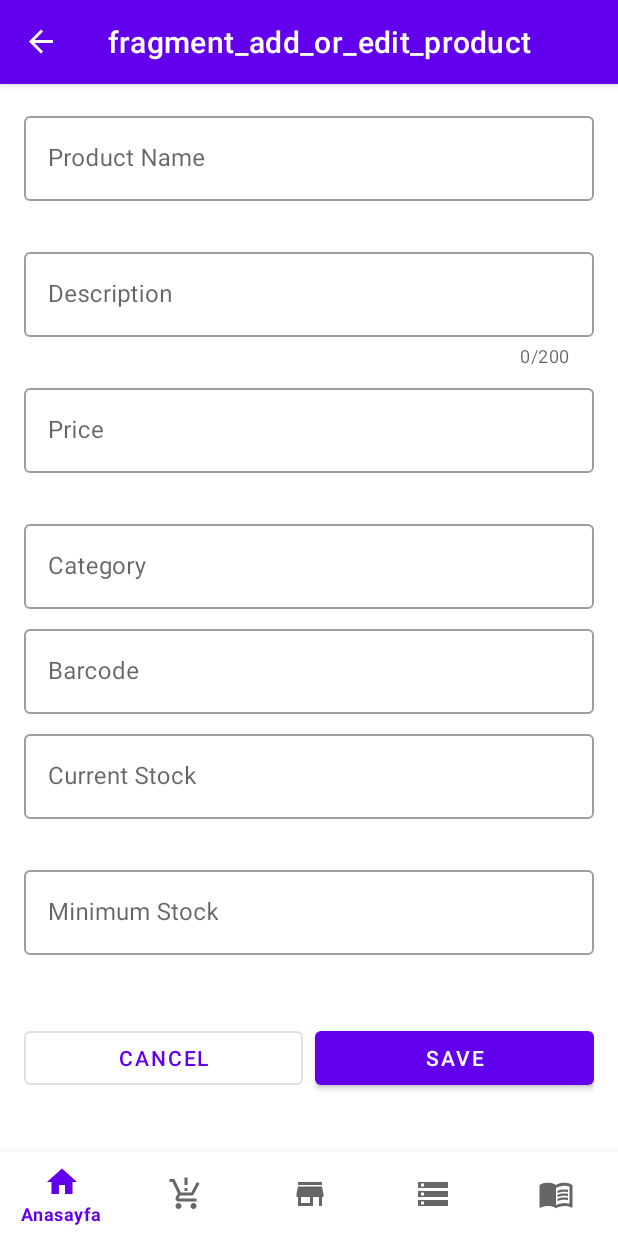
After one commit to burakbasarann/Convenience_store_stock_management, an Android app: the AddOrEditProductFragment screen opened through its navigation route, on a phone screen of 412 x 824 dp. The commit adds this screen. Run offline under Robolectric (Android 15) with nearby library versions, the phone set to English and light mode, and no system bars; our stand-ins replace Dagger/Hilt's generated code, Room's generated code, navigation-ui.

Commit message:
Added AddOrEditProduct logic Review RoomDb product

```diff
--- a/app/src/main/java/com/basaran/casestudy/data/model/Transaction.kt
+++ b/app/src/main/java/com/basaran/casestudy/data/model/Transaction.kt
@@ -2,7 +2,6 @@ package com.basaran.casestudy.data.model
 
 import androidx.room.Entity
 import androidx.room.PrimaryKey
-import java.util.Date
 
 @Entity(tableName = "transactions")
 data class Transaction(
--- a/app/src/main/java/com/basaran/casestudy/repository/ProductRepository.kt
+++ b/app/src/main/java/com/basaran/casestudy/repository/ProductRepository.kt
@@ -1,24 +1,14 @@
 package com.basaran.casestudy.repository
 
 import com.basaran.casestudy.data.model.Product
-import javax.inject.Inject
+import kotlinx.coroutines.flow.Flow
 
-class ProductRepository @Inject constructor() {   //TODO Tum mock datalar tasinabilir bir incelenecek, roomdb aktif kullanilacak
-
-    private val mockProducts = listOf(
-        Product(1, "Ülker Çikolatalı Gofret", "", 15.0, "Atıştırmalık", "123456", 1, 2, 10),
-        Product(2, "Su", "0.5L Doğal Su", 5.0, "İçecek", "654321", 2, 3, 10),
-        Product(3, "Pepsi", "0.33L Pepsi", 8.0, "İçecek", "111213", 2, 3, 10),
-        Product(4, "Coca Cola", "0.33L Coca Cola", 8.0, "İçecek", "141516", 2, 3, 10),
-        Product(5, "Bisküvi", "Yulaflı Bisküvi", 7.5, "Atıştırmalık", "789012", 1, 2, 10),
-        Product(6, "Çikolata", "Sütlü Çikolata", 12.0, "Tatlı", "192021", 1, 2, 10),
-        Product(7, "Elma", "Taze Elma", 4.0, "Meyve", "222324", 3, 4, 10),
-        Product(8, "Armut", "Taze Armut", 4.5, "Meyve", "252627", 3, 4, 10),
-        Product(9, "Kola", "0.5L Kola", 6.0, "İçecek", "282930", 2, 3, 10),
-        Product(10, "Ayran", "200ml Ayran", 3.0, "İçecek", "313233", 2, 3, 10)
-    )
-
-    fun getAllProducts(): List<Product> {
-        return mockProducts
-    }
+interface ProductRepository {
+    suspend fun insertProduct(product: Product)
+    suspend fun updateProduct(product: Product)
+    suspend fun deleteProduct(product: Product)
+    fun getAllProducts(): Flow<List<Product>>
+    suspend fun getProductById(productId: Long): Product?
+    fun searchProducts(query: String): Flow<List<Product>>
+    suspend fun seedInitialData()
 }
--- /dev/null
+++ b/app/src/main/java/com/basaran/casestudy/ui/products/addeditproduct/AddOrEditProductFragment.kt
@@ -0,0 +1,139 @@
+package com.basaran.casestudy.ui.products.addeditproduct
+
+import android.os.Bundle
+import androidx.fragment.app.Fragment
+import android.view.LayoutInflater
+import android.view.View
+import android.view.ViewGroup
+import android.widget.Toast
+import androidx.core.view.isVisible
+import androidx.fragment.app.viewModels
+import androidx.lifecycle.lifecycleScope
+import androidx.navigation.fragment.findNavController
+import com.basaran.casestudy.data.model.Product
+import com.basaran.casestudy.databinding.FragmentAddOrEditProductBinding
+import com.basaran.casestudy.utils.UiState
+import dagger.hilt.android.AndroidEntryPoint
+import kotlinx.coroutines.launch
+
+
+@AndroidEntryPoint
+class AddOrEditProductFragment : Fragment() {
+
+    private var _binding: FragmentAddOrEditProductBinding? = null
+    private val binding get() = _binding!!
+
+    private val viewModel: AddOrEditProductViewModel by viewModels()
+
+    override fun onCreateView(
+        inflater: LayoutInflater,
+        container: ViewGroup?,
+        savedInstanceState: Bundle?
+    ): View {
+        _binding = FragmentAddOrEditProductBinding.inflate(inflater, container, false)
+        return binding.root
+    }
+
+    override fun onViewCreated(view: View, savedInstanceState: Bundle?) {
+        super.onViewCreated(view, savedInstanceState)
+
+        setupViews()
+        observeViewModel()
+        handleProductData()
+    }
+
+    private fun setupViews() {
+        binding.apply {
+            saveButton.setOnClickListener {
+                saveProduct()
+            }
+            cancelButton.setOnClickListener {
+                findNavController().navigateUp()
+            }
+        }
+    }
+
+    private fun observeViewModel() {
+        lifecycleScope.launch {
+            viewModel.state.collect { state ->
+                when (state) {
+                    is UiState.Success -> {
+                        showLoading(false)
+                        handleSuccess()
+                    }
+                    is UiState.Loading -> {
+                        showLoading(true)
+                    }
+                    is UiState.Error ->  {
+                        showLoading(false)
+                        showError(state.message)
+                    }
+                    is UiState.Idle -> {}
+                }
+            }
+
+        }
+        lifecycleScope.launch {
+            viewModel.validationErrors.collect { errors ->
+                showValidationErrors(errors)
+            }
+        }
+    }
+
+    private fun handleProductData() {
+
+    }
+
+    private fun saveProduct() {
+        binding.apply {
+            val name = productNameEditText.text.toString()
+            val description = productDescriptionEditText.text.toString()
+            val price = productPriceEditText.text.toString().toDoubleOrNull() ?: 0.0
+            val category = productCategoryEditText.text.toString()
+            val barcode = productBarcodeEditText.text.toString()
+            val currentStock = productStockEditText.text.toString().toIntOrNull() ?: 0
+            val minStock = productMinStockEditText.text.toString().toIntOrNull() ?: 0
+
+            val product = Product(
+                name = name,
+                description = description,
+                price = price,
+                category = category,
+                barcode = barcode,
+                supplierId = 0L,
+                currentStock = currentStock,
+                minStock = minStock
+            )
+            viewModel.saveProduct(product)
+        }
+    }
+
+
+    private fun showLoading(isLoading: Boolean) {
+        binding.progressBar.isVisible = isLoading
+        binding.saveButton.isEnabled = !isLoading
+    }
+
+    private fun handleSuccess() {
+        findNavController().navigateUp()
+    }
+
+    private fun showError(message: String) {
+        Toast.makeText(requireContext(), message, Toast.LENGTH_SHORT).show()
+    }
+
+    private fun showValidationErrors(errors: Set<AddOrEditProductViewModel.ValidationError>) {
+        binding.apply {
+            productNameInput.error = errors.find { it.field == AddOrEditProductViewModel.Field.NAME }?.message
+            productPriceInput.error = errors.find { it.field == AddOrEditProductViewModel.Field.PRICE }?.message
+            productCategoryInput.error = errors.find { it.field == AddOrEditProductViewModel.Field.CATEGORY }?.message
+            productBarcodeInput.error = errors.find { it.field == AddOrEditProductViewModel.Field.BARCODE }?.message
+            productMinStockInput.error = errors.find { it.field == AddOrEditProductViewModel.Field.MIN_STOCK }?.message
+        }
+    }
+
+    override fun onDestroyView() {
+        super.onDestroyView()
+        _binding = null
+    }
+}
--- /dev/null
+++ b/app/src/main/java/com/basaran/casestudy/utils/UiState.kt
@@ -0,0 +1,8 @@
+package com.basaran.casestudy.utils
+
+sealed class UiState {
+    data object Success : UiState()
+    data object Loading : UiState()
+    data object Idle : UiState()
+    data class Error(val message: String) : UiState()
+}
--- /dev/null
+++ b/app/src/main/res/drawable/ic_add.xml
@@ -0,0 +1,5 @@
+<vector xmlns:android="http://schemas.android.com/apk/res/android" android:height="24dp" android:tint="#000000" android:viewportHeight="24" android:viewportWidth="24" android:width="24dp">
+
+    <path android:fillColor="@android:color/white" android:pathData="M19,13h-6v6h-2v-6H5v-2h6V5h2v6h6v2z"/>
+
+</vector>
--- /dev/null
+++ b/app/src/main/res/drawable/ic_edit.xml
@@ -0,0 +1,5 @@
+<vector xmlns:android="http://schemas.android.com/apk/res/android" android:height="24dp" android:tint="#000000" android:viewportHeight="24" android:viewportWidth="24" android:width="24dp">
+
+    <path android:fillColor="@android:color/white" android:pathData="M3,17.25V21h3.75L17.81,9.94l-3.75,-3.75L3,17.25zM20.71,7.04c0.39,-0.39 0.39,-1.02 0,-1.41l-2.34,-2.34c-0.39,-0.39 -1.02,-0.39 -1.41,0l-1.83,1.83 3.75,3.75 1.83,-1.83z"/>
+
+</vector>
--- /dev/null
+++ b/app/src/main/res/layout/fragment_add_or_edit_product.xml
@@ -0,0 +1,167 @@
+<?xml version="1.0" encoding="utf-8"?>
+<FrameLayout xmlns:android="http://schemas.android.com/apk/res/android"
+    xmlns:app="http://schemas.android.com/apk/res-auto"
+    xmlns:tools="http://schemas.android.com/tools"
+    android:layout_width="match_parent"
+    android:layout_height="match_parent"
+    tools:context=".ui.products.addeditproduct.AddOrEditProductFragment">
+
+    <ScrollView
+        android:layout_width="match_parent"
+        android:layout_height="match_parent"
+        android:fillViewport="true">
+
+        <LinearLayout
+            android:layout_width="match_parent"
+            android:layout_height="wrap_content"
+            android:orientation="vertical"
+            android:padding="16dp">
+
+            <com.google.android.material.textfield.TextInputLayout
+                android:id="@+id/productNameInput"
+                style="@style/Widget.MaterialComponents.TextInputLayout.OutlinedBox"
+                android:layout_width="match_parent"
+                android:layout_height="wrap_content"
+                android:hint="@string/product_name"
+                app:errorEnabled="true">
+
+                <com.google.android.material.textfield.TextInputEditText
+                    android:id="@+id/productNameEditText"
+                    android:layout_width="match_parent"
+                    android:layout_height="wrap_content"
+                    android:inputType="textCapWords"
+                    android:maxLines="1" />
+            </com.google.android.material.textfield.TextInputLayout>
+
+            <com.google.android.material.textfield.TextInputLayout
+                android:id="@+id/productDescriptionInput"
+                style="@style/Widget.MaterialComponents.TextInputLayout.OutlinedBox"
+                android:layout_width="match_parent"
+                android:layout_height="wrap_content"
+                android:layout_marginTop="8dp"
+                android:hint="@string/description"
+                app:counterEnabled="true"
+                app:counterMaxLength="200">
+
+                <com.google.android.material.textfield.TextInputEditText
+                    android:id="@+id/productDescriptionEditText"
+                    android:layout_width="match_parent"
+                    android:layout_height="wrap_content"
+                    android:inputType="textMultiLine"
+                    android:maxLines="3" />
+            </com.google.android.material.textfield.TextInputLayout>
+
+            <com.google.android.material.textfield.TextInputLayout
+                android:id="@+id/productPriceInput"
+                style="@style/Widget.MaterialComponents.TextInputLayout.OutlinedBox"
+                android:layout_width="match_parent"
+                android:layout_height="wrap_content"
+                android:layout_marginTop="8dp"
+                android:hint="@string/price"
+                app:errorEnabled="true"
+                app:prefixText="@string/currency_symbol">
+
+                <com.google.android.material.textfield.TextInputEditText
+                    android:id="@+id/productPriceEditText"
+                    android:layout_width="match_parent"
+                    android:layout_height="wrap_content"
+                    android:inputType="numberDecimal" />
+            </com.google.android.material.textfield.TextInputLayout>
+
+            <com.google.android.material.textfield.TextInputLayout
+                android:id="@+id/productCategoryInput"
+                style="@style/Widget.MaterialComponents.TextInputLayout.OutlinedBox"
+                android:layout_width="match_parent"
+                android:layout_height="wrap_content"
+                android:layout_marginTop="8dp"
+                android:hint="@string/category">
+
+                <com.google.android.material.textfield.TextInputEditText
+                    android:id="@+id/productCategoryEditText"
+                    android:layout_width="match_parent"
+                    android:layout_height="wrap_content" />
+            </com.google.android.material.textfield.TextInputLayout>
+
+            <com.google.android.material.textfield.TextInputLayout
+                android:id="@+id/productBarcodeInput"
+                style="@style/Widget.MaterialComponents.TextInputLayout.OutlinedBox"
+                android:layout_width="match_parent"
+                android:layout_height="wrap_content"
+                android:layout_marginTop="8dp"
+                android:hint="@string/barcode">
+
+                <com.google.android.material.textfield.TextInputEditText
+                    android:id="@+id/productBarcodeEditText"
+                    android:layout_width="match_parent"
+                    android:layout_height="wrap_content"
+                    android:inputType="number" />
+            </com.google.android.material.textfield.TextInputLayout>
+
+            <com.google.android.material.textfield.TextInputLayout
+                android:id="@+id/productStockInput"
+                style="@style/Widget.MaterialComponents.TextInputLayout.OutlinedBox"
+                android:layout_width="match_parent"
+                android:layout_height="wrap_content"
+                android:layout_marginTop="8dp"
+                android:hint="@string/current_stock"
+                app:errorEnabled="true">
+
+                <com.google.android.material.textfield.TextInputEditText
+                    android:id="@+id/productStockEditText"
+                    android:layout_width="match_parent"
+                    android:layout_height="wrap_content"
+                    android:inputType="number" />
+            </com.google.android.material.textfield.TextInputLayout>
+
+            <com.google.android.material.textfield.TextInputLayout
+                android:id="@+id/productMinStockInput"
+                style="@style/Widget.MaterialComponents.TextInputLayout.OutlinedBox"
+                android:layout_width="match_parent"
+                android:layout_height="wrap_content"
+                android:layout_marginTop="8dp"
+                android:hint="@string/min_stock"
+                app:errorEnabled="true">
+
+                <com.google.android.material.textfield.TextInputEditText
+                    android:id="@+id/productMinStockEditText"
+                    android:layout_width="match_parent"
+                    android:layout_height="wrap_content"
+                    android:inputType="number" />
+            </com.google.android.material.textfield.TextInputLayout>
+
+            <LinearLayout
+                android:layout_width="match_parent"
+                android:layout_height="wrap_content"
+                android:layout_marginTop="24dp"
+                android:orientation="horizontal"
+                android:weightSum="2">
+
+                <Button
+                    android:id="@+id/cancelButton"
+                    style="@style/Widget.MaterialComponents.Button.OutlinedButton"
+                    android:layout_width="0dp"
+                    android:layout_height="wrap_content"
+                    android:layout_marginEnd="8dp"
+                    android:layout_weight="1"
+                    android:text="@string/cancel" />
+
+                <Button
+                    android:id="@+id/saveButton"
+                    style="@style/Widget.MaterialComponents.Button"
+                    android:layout_width="0dp"
+                    android:layout_height="wrap_content"
+                    android:layout_weight="1"
+                    android:text="@string/save" />
+            </LinearLayout>
+        </LinearLayout>
+    </ScrollView>
+
+    <com.google.android.material.progressindicator.CircularProgressIndicator
+        android:id="@+id/progressBar"
+        android:layout_width="wrap_content"
+        android:layout_height="wrap_content"
+        android:layout_gravity="center"
+        android:visibility="gone"
+        app:trackColor="@color/black"
+        tools:visibility="visible" />
+</FrameLayout>
--- a/app/src/main/res/navigation/nav_graph.xml
+++ b/app/src/main/res/navigation/nav_graph.xml
@@ -1,6 +1,7 @@
 <?xml version="1.0" encoding="utf-8"?>
 <navigation xmlns:android="http://schemas.android.com/apk/res/android"
     xmlns:app="http://schemas.android.com/apk/res-auto"
+    xmlns:tools="http://schemas.android.com/tools"
     android:id="@+id/nav_graph"
     app:startDestination="@id/loginFragment">
 
@@ -23,5 +24,16 @@
     <fragment
         android:id="@+id/productsFragment"
         android:name="com.basaran.casestudy.ui.products.ProductsFragment"
-        android:label="ProductsFragment" />
+        android:label="ProductsFragment">
+        <action
+            android:id="@+id/action_productsFragment_to_addOrEditProductFragment"
+            app:destination="@id/addOrEditProductFragment" />
+    </fragment>
+
+    <fragment
+        android:id="@+id/addOrEditProductFragment"
+        android:name="com.basaran.casestudy.ui.products.addeditproduct.AddOrEditProductFragment"
+        android:label="fragment_add_or_edit_product"
+        tools:layout="@layout/fragment_add_or_edit_product">
+    </fragment>
 </navigation>
--- a/app/src/main/res/values/strings.xml
+++ b/app/src/main/res/values/strings.xml
@@ -1,3 +1,13 @@
 <resources>
     <string name="app_name">Case Study</string>
+    <string name="product_name">Product Name</string>
+    <string name="description">Description</string>
+    <string name="price">Price</string>
+    <string name="currency_symbol">$</string> <!-- veya ₺ -->
+    <string name="category">Category</string>
+    <string name="barcode">Barcode</string>
+    <string name="current_stock">Current Stock</string>
+    <string name="min_stock">Minimum Stock</string>
+    <string name="cancel">Cancel</string>
+    <string name="save">Save</string>
 </resources>
```
Also changed, not shown: app/src/main/java/com/basaran/casestudy/di/RepositoryModule.kt (added, +20 -0 lines), app/src/main/java/com/basaran/casestudy/repository/ProductRepositoryImpl.kt (added, +58 -0 lines), app/src/main/java/com/basaran/casestudy/ui/adapter/ProductsAdapter.kt (+14 -1 lines), app/src/main/java/com/basaran/casestudy/ui/login/LoginFragment.kt (+5 -4 lines), app/src/main/java/com/basaran/casestudy/ui/login/LoginViewModel.kt (+7 -7 lines), app/src/main/java/com/basaran/casestudy/ui/products/ProductsFragment.kt (+27 -5 lines), app/src/main/java/com/basaran/casestudy/ui/products/ProductsViewModel.kt (+18 -14 lines), app/src/main/java/com/basaran/casestudy/ui/products/addeditproduct/AddOrEditProductViewModel.kt (added, +74 -0 lines), app/src/main/java/com/basaran/casestudy/utils/LoadingState.kt (deleted, +0 -7 lines), app/src/main/res/layout/fragment_products.xml (+29 -11 lines), app/src/main/res/layout/item_product.xml (+17 -5 lines).
